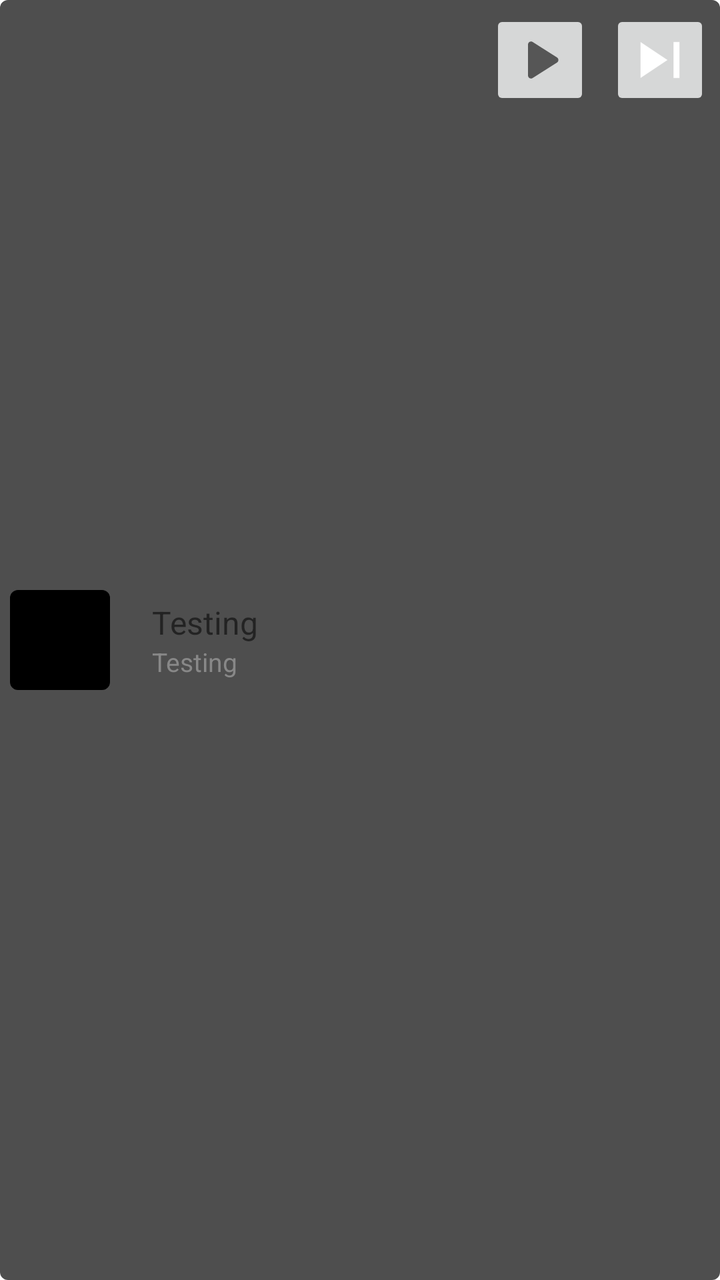
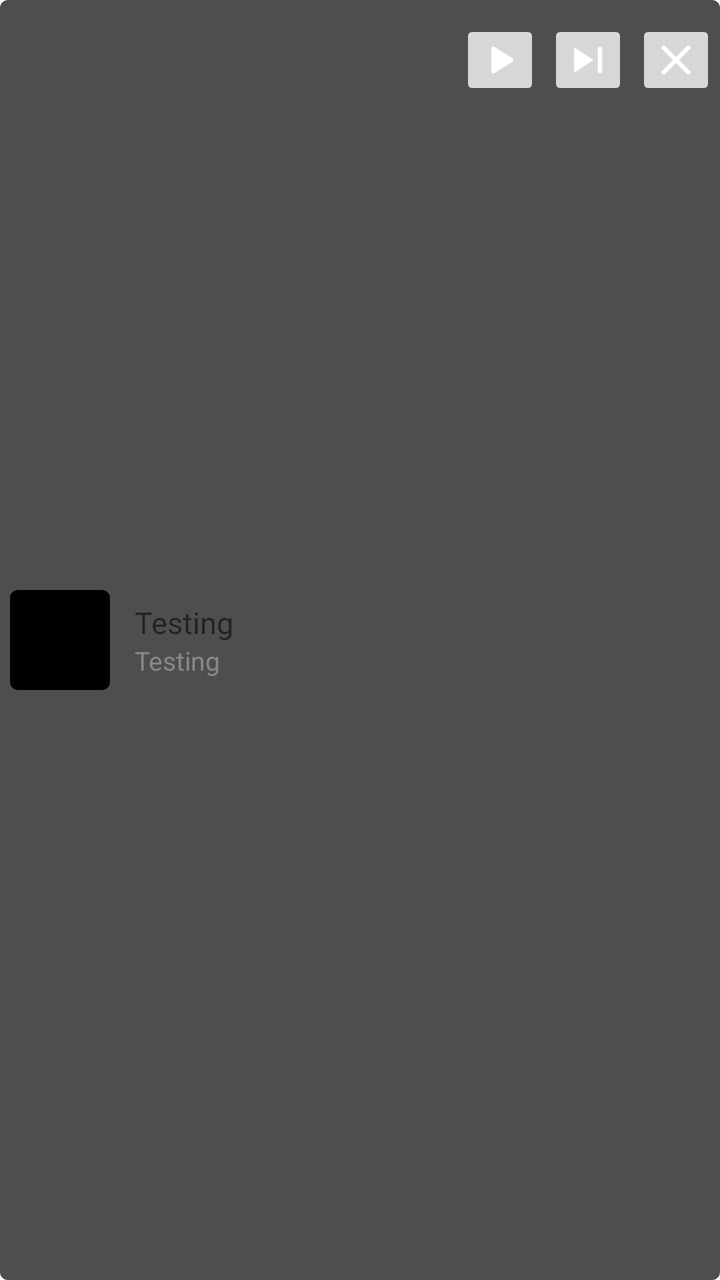

Before-and-after screenshots of an Android layout around one commit, followed by the original layout XML and the change that was made.
<!-- AndroidManifest.xml: fallback theme Theme.MaterialComponents.DayNight.NoActionBar -->
<!-- res/layout/view_playback_peek.xml -->
<?xml version="1.0" encoding="utf-8"?>
<androidx.constraintlayout.widget.ConstraintLayout xmlns:android="http://schemas.android.com/apk/res/android"
    android:layout_width="match_parent"
    android:layout_height="60dp"
    android:background="@drawable/background_bar_semi_transparant_round_4dp"
    android:id="@+id/root"
    android:layout_margin="1dp"
    xmlns:app="http://schemas.android.com/apk/res-auto">

    <com.google.android.material.imageview.ShapeableImageView
        android:id="@+id/image_art"
        android:layout_width="50dp"
        android:layout_height="50dp"
        android:layout_margin="5dp"
        app:shapeAppearanceOverlay="@style/roundedCorners_4dp"
        android:background="@color/black"
        app:layout_constraintTop_toTopOf="parent"
        app:layout_constraintLeft_toLeftOf="parent"
        app:layout_constraintBottom_toBottomOf="parent" />

    <LinearLayout
        android:layout_width="0dp"
        android:layout_height="match_parent"
        android:layout_marginLeft="6dp"
        android:gravity="center"
        app:layout_constraintLeft_toRightOf="@id/image_art"
        android:orientation="vertical"

        app:layout_constraintTop_toTopOf="parent"
        app:layout_constraintRight_toLeftOf="@id/container_buttons">
        <TextView
            android:id="@+id/text_title"
            android:layout_width="match_parent"
            android:layout_height="wrap_content"
            android:layout_marginLeft="10dp"
            android:textSize="16dp"
            android:text="Testing"
            />
        <TextView
            android:id="@+id/text_artist"
            android:layout_width="match_parent"
            android:layout_height="wrap_content"
            app:layout_constraintLeft_toRightOf="@id/image_art"
            app:layout_constraintTop_toTopOf="parent"
            android:layout_marginLeft="10dp"
            android:textColor="#888888"
            android:textSize="13dp"
            android:text="Testing"
            />
    </LinearLayout>

    <LinearLayout
        android:id="@+id/container_buttons"
        android:layout_width="wrap_content"
        android:layout_height="match_parent"
        android:orientation="horizontal"
        app:layout_constraintRight_toRightOf="parent">

        <ImageButton
            android:id="@+id/button_play"
            android:src="@drawable/ic_play"
            android:scaleType="fitCenter"
            android:padding="7dp"
            android:layout_width="50dp"
            android:layout_height="50dp"
            android:layout_margin="5dp" />

        <ImageButton
            android:id="@+id/button_next"
            android:src="@drawable/ic_skip_next"
            android:scaleType="fitCenter"
            android:padding="7dp"
            android:layout_width="50dp"
            android:layout_height="50dp"
            android:layout_margin="5dp" />

    </LinearLayout>

</androidx.constraintlayout.widget.ConstraintLayout>
<!-- resources referenced by this layout -->
<resources>
  <color name="black">#FF000000</color>
  <!-- drawable background_bar_semi_transparant_round_4dp (drawable) -->
  <?xml version="1.0" encoding="utf-8"?>
  <shape xmlns:android="http://schemas.android.com/apk/res/android">
      <solid android:color="#CC222222" />
      <corners android:radius="4dp" />
      <padding android:left="0dp" android:top="0dp" android:right="0dp" android:bottom="0dp" />
  </shape>
  <!-- drawable ic_play (drawable) -->
  <vector xmlns:android="http://schemas.android.com/apk/res/android"
      android:width="24dp"
      android:height="24dp"
      android:viewportWidth="960"
      android:viewportHeight="960"
      android:tint="?attr/colorControlNormal">
    <path
        android:fillColor="@android:color/white"
        android:pathData="M320,687L320,273Q320,256 332,244.5Q344,233 360,233Q365,233 370.5,234.5Q376,236 381,239L707,446Q716,452 720.5,461Q725,470 725,480Q725,490 720.5,499Q716,508 707,514L381,721Q376,724 370.5,725.5Q365,727 360,727Q344,727 332,715.5Q320,704 320,687Z"/>
  </vector>
  <!-- drawable ic_skip_next (drawable) -->
  <vector xmlns:android="http://schemas.android.com/apk/res/android"
      android:width="24dp"
      android:height="24dp"
      android:viewportWidth="960"
      android:viewportHeight="960">
    <path
        android:fillColor="@android:color/white"
        android:pathData="M660,720L660,240L740,240L740,720L660,720ZM220,720L220,240L580,480L220,720Z"/>
  </vector>
  <style name="roundedCorners_4dp" parent="">
          <item name="cornerFamily">rounded</item>
          <item name="cornerSize">4dp</item>
      </style>
</resources>

<!-- the commit's change to res/layout/view_playback_peek.xml (unified diff, before → after) -->
@@ -32,8 +32,11 @@
             android:id="@+id/text_title"
             android:layout_width="match_parent"
             android:layout_height="wrap_content"
-            android:layout_marginLeft="10dp"
-            android:textSize="16dp"
+            android:layout_marginLeft="5dp"
+            android:layout_marginRight="2dp"
+            android:maxLines="1"
+            android:ellipsize="end"
+            android:textSize="15dp"
             android:text="Testing"
             />
         <TextView
@@ -42,7 +45,10 @@
             android:layout_height="wrap_content"
             app:layout_constraintLeft_toRightOf="@id/image_art"
             app:layout_constraintTop_toTopOf="parent"
-            android:layout_marginLeft="10dp"
+            android:layout_marginLeft="5dp"
+            android:layout_marginRight="2dp"
+            android:maxLines="1"
+            android:ellipsize="end"
             android:textColor="#888888"
             android:textSize="13dp"
             android:text="Testing"
@@ -61,18 +67,37 @@
             android:src="@drawable/ic_play"
             android:scaleType="fitCenter"
             android:padding="7dp"
-            android:layout_width="50dp"
-            android:layout_height="50dp"
-            android:layout_margin="5dp" />
+            android:layout_width="40dp"
+            android:layout_height="40dp"
+            android:layout_marginTop="10dp"
+            android:layout_marginBottom="10dp"
+            android:layout_marginLeft="2dp"
+            android:layout_marginRight="2dp" />
 
         <ImageButton
             android:id="@+id/button_next"
             android:src="@drawable/ic_skip_next"
             android:scaleType="fitCenter"
             android:padding="7dp"
-            android:layout_width="50dp"
-            android:layout_height="50dp"
-            android:layout_margin="5dp" />
+            android:layout_width="40dp"
+            android:layout_height="40dp"
+            android:layout_marginTop="10dp"
+            android:layout_marginBottom="10dp"
+            android:layout_marginLeft="2dp"
+            android:layout_marginRight="2dp" />
+
+
+        <ImageButton
+            android:id="@+id/button_close"
+            android:src="@drawable/ic_close"
+            android:scaleType="fitCenter"
+            android:padding="7dp"
+            android:layout_width="40dp"
+            android:layout_height="40dp"
+            android:layout_marginTop="10dp"
+            android:layout_marginBottom="10dp"
+            android:layout_marginLeft="2dp"
+            android:layout_marginRight="2dp" />
 
     </LinearLayout>
 
<!-- resource entries referenced after the edit -->
@@ -8,13 +8,22 @@
       <corners android:radius="4dp" />
       <padding android:left="0dp" android:top="0dp" android:right="0dp" android:bottom="0dp" />
   </shape>
+  <!-- drawable ic_close (drawable) -->
+  <vector xmlns:android="http://schemas.android.com/apk/res/android"
+      android:width="24dp"
+      android:height="24dp"
+      android:viewportWidth="960"
+      android:viewportHeight="960">
+    <path
+        android:fillColor="@android:color/white"
+        android:pathData="M256,760L200,704L424,480L200,256L256,200L480,424L704,200L760,256L536,480L760,704L704,760L480,536L256,760Z"/>
+  </vector>
   <!-- drawable ic_play (drawable) -->
   <vector xmlns:android="http://schemas.android.com/apk/res/android"
       android:width="24dp"
       android:height="24dp"
       android:viewportWidth="960"
-      android:viewportHeight="960"
-      android:tint="?attr/colorControlNormal">
+      android:viewportHeight="960">
     <path
         android:fillColor="@android:color/white"
         android:pathData="M320,687L320,273Q320,256 332,244.5Q344,233 360,233Q365,233 370.5,234.5Q376,236 381,239L707,446Q716,452 720.5,461Q725,470 725,480Q725,490 720.5,499Q716,508 707,514L381,721Q376,724 370.5,725.5Q365,727 360,727Q344,727 332,715.5Q320,704 320,687Z"/>
